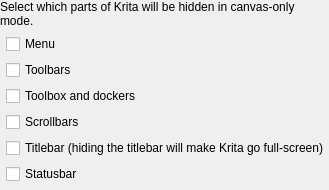
This is libs/ui/forms/wdgfullscreensettings.ui in udtren/Solstice as Qt 5 draws it before an edit. The edited form follows.
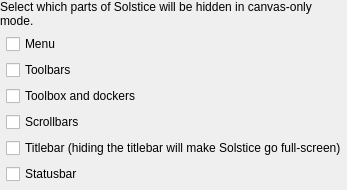
This is the edited form.

Commit message: Name the application Solstice in interface strings; updaters off

What changed in the file:
```diff
--- a/libs/ui/forms/wdgfullscreensettings.ui
+++ b/libs/ui/forms/wdgfullscreensettings.ui
@@ -22,7 +22,7 @@
    <item row="0" column="0" colspan="2">
     <widget class="QLabel" name="label">
      <property name="text">
-      <string>Select which parts of Krita will be hidden in canvas-only mode.</string>
+      <string>Select which parts of Solstice will be hidden in canvas-only mode.</string>
      </property>
      <property name="wordWrap">
       <bool>true</bool>
@@ -60,7 +60,7 @@
    <item row="5" column="1">
     <widget class="QCheckBox" name="chkTitlebar">
      <property name="text">
-      <string>Titlebar (hiding the titlebar will make Krita go full-screen)</string>
+      <string>Titlebar (hiding the titlebar will make Solstice go full-screen)</string>
      </property>
     </widget>
    </item>
```
The commit also changes 95 other files.
